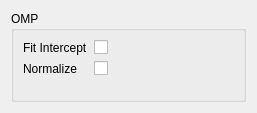
tthatcher95/PyHAT_Point_Spectra_GUI, file ui/OMP.ui: the form before one commit.
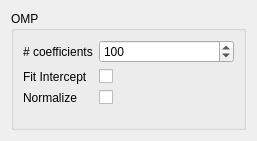
The form after the commit.

Patch:
```diff
--- a/ui/OMP.ui
+++ b/ui/OMP.ui
@@ -7,7 +7,7 @@
     <x>0</x>
     <y>0</y>
     <width>257</width>
-    <height>113</height>
+    <height>141</height>
    </rect>
   </property>
   <property name="sizePolicy">
@@ -29,14 +29,14 @@
       <property name="fieldGrowthPolicy">
        <enum>QFormLayout::AllNonFixedFieldsGrow</enum>
       </property>
-      <item row="0" column="0">
+      <item row="1" column="0">
        <widget class="QLabel" name="fitInterceptLabel">
         <property name="text">
          <string>Fit Intercept</string>
         </property>
        </widget>
       </item>
-      <item row="0" column="1">
+      <item row="1" column="1">
        <widget class="QCheckBox" name="fitInterceptCheckBox">
         <property name="toolTip">
          <string>whether to calculate the intercept for this model. If set to false,
@@ -48,14 +48,14 @@
         </property>
        </widget>
       </item>
-      <item row="1" column="0">
+      <item row="2" column="0">
        <widget class="QLabel" name="normalizeLabel">
         <property name="text">
          <string>Normalize</string>
         </property>
        </widget>
       </item>
-      <item row="1" column="1">
+      <item row="2" column="1">
        <widget class="QCheckBox" name="normalizeCheckBox">
         <property name="toolTip">
          <string>This parameter is ignored when fit_intercept is set to False. If True,
@@ -69,6 +69,23 @@
         </property>
        </widget>
       </item>
+      <item row="0" column="0">
+       <widget class="QLabel" name="n_coef_label">
+        <property name="text">
+         <string># coefficients</string>
+        </property>
+       </widget>
+      </item>
+      <item row="0" column="1">
+       <widget class="QSpinBox" name="n_coef_spin">
+        <property name="maximum">
+         <number>999999999</number>
+        </property>
+        <property name="value">
+         <number>100</number>
+        </property>
+       </widget>
+      </item>
      </layout>
     </widget>
    </item>
```
